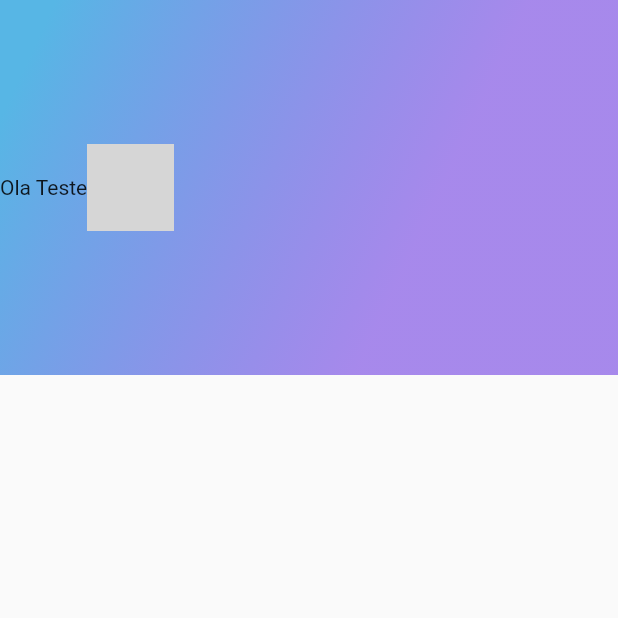
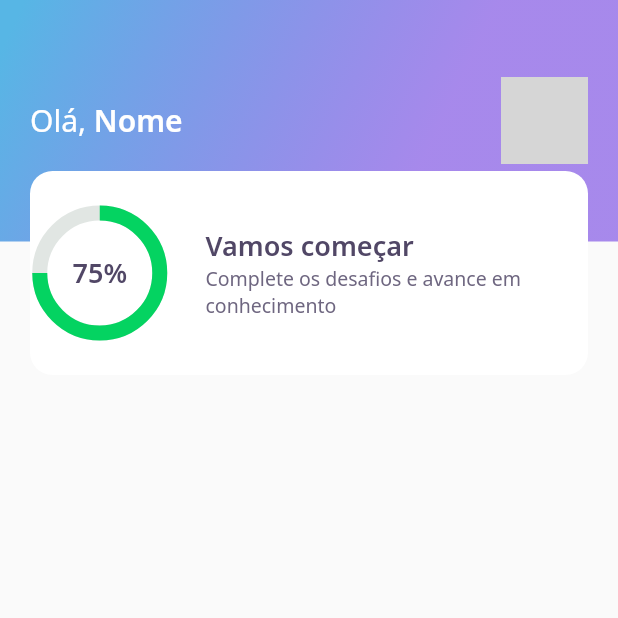
Before and after one commit to Andersonsouza16/devquiz, a Flutter app: the screen it shows after launch, on a phone screen of 412 x 824 dp, the top half of it. Run offline on Flutter 3.47's test engine with Material 2 defaults, Android fonts, the phone set to English and light mode, and no system bars; our stand-ins replace google_fonts; network calls fail; grey boxes are pictures that could not be loaded.

Commit message:
criacao da AppBar

```diff
--- a/lib/home/widgets/app_bar_widget.dart
+++ b/lib/home/widgets/app_bar_widget.dart
@@ -1,4 +1,6 @@
 import 'package:devquiz/core/app_gradients.dart';
+import 'package:devquiz/core/app_text_styles.dart';
+import 'package:devquiz/home/widgets/score_card/score_card_widget.dart';
 import 'package:flutter/material.dart';
 
 class AppBarWidget extends PreferredSize {
@@ -7,10 +9,25 @@ class AppBarWidget extends PreferredSize {
             preferredSize: Size.fromHeight(250),
             child: Container(
               height: 250,
+              child: Stack(
+                children: [
+                  Container(
+                    height: 161,
+                    padding: EdgeInsets.symmetric(horizontal: 20),
+                    width: double.maxFinite,
                     decoration: BoxDecoration(gradient: AppGradients.linear),
                     child: Row(
+                      mainAxisAlignment: MainAxisAlignment.spaceBetween,
                       children: [
-                  Text('Ola Teste'),
+                        Text.rich(TextSpan(
+                            text: "Olá, ",
+                            style: AppTextStyles.title,
+                            children: [
+                              TextSpan(
+                                text: 'Nome',
+                                style: AppTextStyles.titleBold,
+                              )
+                            ])),
                         Container(
                           width: 58,
                           height: 58,
@@ -22,5 +39,10 @@ class AppBarWidget extends PreferredSize {
                         )
                       ],
                     ),
+                  ),
+                  Align(
+                      alignment: Alignment(0.0, 1.0), child: ScoreCardWidget())
+                ],
+              ),
             ));
 }
--- /dev/null
+++ b/lib/home/widgets/chart/chart_widget.dart
@@ -0,0 +1,33 @@
+import 'package:devquiz/core/app_colors.dart';
+import 'package:devquiz/core/app_text_styles.dart';
+import 'package:flutter/material.dart';
+
+class ChartWidget extends StatelessWidget {
+  @override
+  Widget build(BuildContext context) {
+    return Container(
+      height: 80,
+      width: 80,
+      child: Stack(
+        children: [
+          Center(
+            child: Container(
+              height: 80,
+              width: 80,
+              child: CircularProgressIndicator(
+                strokeWidth: 10,
+                value: .75,
+                backgroundColor: AppColors.chartSecondary,
+                valueColor:
+                    AlwaysStoppedAnimation<Color>(AppColors.chartPrimary),
+              ),
+            ),
+          ),
+          Center(
+            child: Text('75%', style: AppTextStyles.heading),
+          )
+        ],
+      ),
+    );
+  }
+}
--- /dev/null
+++ b/lib/home/widgets/score_card/score_card_widget.dart
@@ -0,0 +1,47 @@
+import 'package:devquiz/core/app_colors.dart';
+import 'package:devquiz/core/app_text_styles.dart';
+import 'package:devquiz/home/widgets/chart/chart_widget.dart';
+import 'package:flutter/material.dart';
+
+class ScoreCardWidget extends StatelessWidget {
+  @override
+  Widget build(BuildContext context) {
+    return Padding(
+      padding: const EdgeInsets.symmetric(horizontal: 20),
+      child: Container(
+        height: 136,
+        decoration: BoxDecoration(
+            color: AppColors.white, borderRadius: BorderRadius.circular(15)),
+        child: Row(
+          crossAxisAlignment: CrossAxisAlignment.center,
+          children: [
+            Expanded(
+              flex: 1,
+              child: ChartWidget(),
+            ),
+            Expanded(
+              flex: 3,
+              child: Padding(
+                padding: const EdgeInsets.only(left: 24),
+                child: Column(
+                  mainAxisAlignment: MainAxisAlignment.center,
+                  crossAxisAlignment: CrossAxisAlignment.start,
+                  children: [
+                    Text(
+                      'Vamos começar',
+                      style: AppTextStyles.heading,
+                    ),
+                    Text(
+                      'Complete os desafios e avance em conhecimento',
+                      style: AppTextStyles.body,
+                    )
+                  ],
+                ),
+              ),
+            )
+          ],
+        ),
+      ),
+    );
+  }
+}
```
Lines whose indentation alone changed are shown as unchanged.
